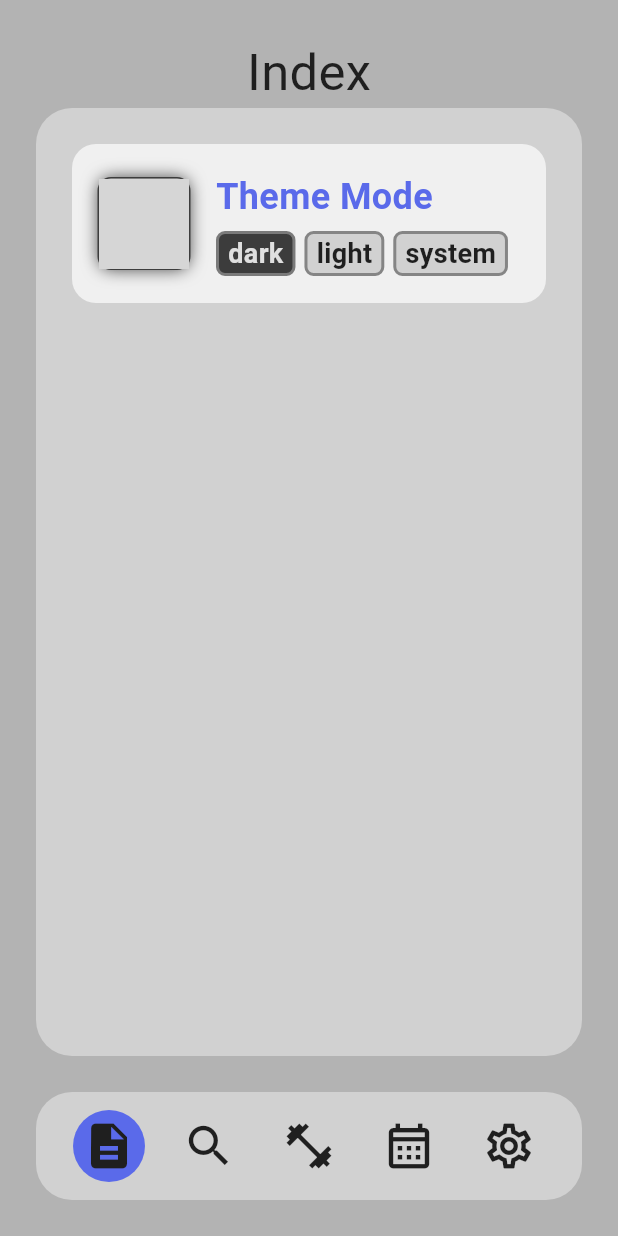
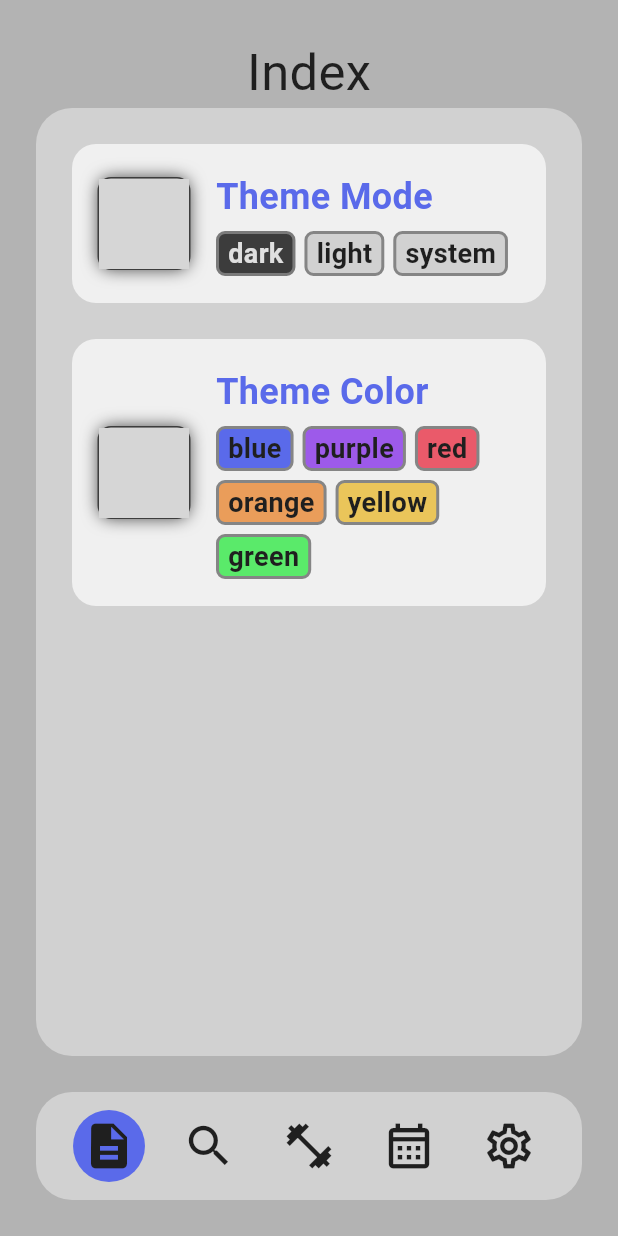
Before and after one commit to BanBanh/fit-flow, a Flutter app: the screen it shows after launch, on a phone screen of 412 x 824 dp. Run offline on Flutter 3.47's test engine with Material 3 defaults, Android fonts, the phone set to English and light mode, and no system bars; our stand-ins replace firebase_auth, firebase_core, firebase_database, hive, hive_flutter; accounts and stored records are empty; grey boxes are pictures that could not be loaded.

Commit message:
Improves theme customization options
Adds the ability to change the primary theme color.

The user can now select from a range of predefined colors (blue, purple, red, orange, yellow, green) for a more personalized experience.
This commit also refactors theme handling logic and removes an unused setter.

```diff
--- a/lib/data/model/user_preferences.dart
+++ b/lib/data/model/user_preferences.dart
@@ -43,10 +43,6 @@ class UserPreferences {
     return _box.get(_darkModeKey, defaultValue: false);
   }
 
-  static set darkMode(bool value) {
-    _box.put(_darkModeKey, value);
-  }
-
   // Clear all preferences
   static void clear() {
     _box.clear();
--- a/lib/logic/logic.dart
+++ b/lib/logic/logic.dart
@@ -82,5 +82,59 @@ void handleThemeChange(String color, BuildContext context) {
           screenCertainColorNotifier.value = Colors.transparent;
         });
       }
+    case 'blue':
+      if (UserPreferences.primaryColor != 'blue') {
+        screenCertainColorNotifier.value = MyDecor(false).blue;
+        timer = Timer(Duration(milliseconds: 750), () {
+          UserPreferences.primaryColor = 'blue';
+          refreshNotifier.value = !refreshNotifier.value;
+          screenCertainColorNotifier.value = Colors.transparent;
+        });
+      }
+    case 'purple':
+      if (UserPreferences.primaryColor != 'purple') {
+        screenCertainColorNotifier.value = MyDecor(false).purple;
+        timer = Timer(Duration(milliseconds: 750), () {
+          UserPreferences.primaryColor = 'purple';
+          refreshNotifier.value = !refreshNotifier.value;
+          screenCertainColorNotifier.value = Colors.transparent;
+        });
+      }
+    case 'red':
+      if (UserPreferences.primaryColor != 'red') {
+        screenCertainColorNotifier.value = MyDecor(false).red;
+        timer = Timer(Duration(milliseconds: 750), () {
+          UserPreferences.primaryColor = 'red';
+          refreshNotifier.value = !refreshNotifier.value;
+          screenCertainColorNotifier.value = Colors.transparent;
+        });
+      }
+    case 'orange':
+      if (UserPreferences.primaryColor != 'orange') {
+        screenCertainColorNotifier.value = MyDecor(false).orange;
+        timer = Timer(Duration(milliseconds: 750), () {
+          UserPreferences.primaryColor = 'orange';
+          refreshNotifier.value = !refreshNotifier.value;
+          screenCertainColorNotifier.value = Colors.transparent;
+        });
+      }
+    case 'yellow':
+      if (UserPreferences.primaryColor != 'yellow') {
+        screenCertainColorNotifier.value = MyDecor(false).yellow;
+        timer = Timer(Duration(milliseconds: 750), () {
+          UserPreferences.primaryColor = 'yellow';
+          refreshNotifier.value = !refreshNotifier.value;
+          screenCertainColorNotifier.value = Colors.transparent;
+        });
+      }
+    case 'green':
+      if (UserPreferences.primaryColor != 'green') {
+        screenCertainColorNotifier.value = MyDecor(false).green;
+        timer = Timer(Duration(milliseconds: 750), () {
+          UserPreferences.primaryColor = 'green';
+          refreshNotifier.value = !refreshNotifier.value;
+          screenCertainColorNotifier.value = Colors.transparent;
+        });
+      }
   }
 }
--- a/lib/screens/page/setting_page.dart
+++ b/lib/screens/page/setting_page.dart
@@ -1,6 +1,4 @@
-import 'package:fit_flow/data/model/user_preferences.dart';
 import 'package:fit_flow/data/my_decor.dart';
-import 'package:fit_flow/data/notifier.dart';
 import 'package:fit_flow/logic/logic.dart';
 import 'package:fit_flow/widgets/custom_list_item.dart';
 import 'package:flutter/material.dart';
@@ -40,17 +38,49 @@ class _SettingPageState extends State<SettingPage> {
             widgets: [
               GestureDetector(
                 onTap: () => handleThemeChange('dark', context),
-                child: CListItemItem(text: 'dark', color: 'dark'),
+                child: CListItemItem(
+                  text: 'dark',
+                  bgColor: 'dark',
+                  borderColor: 'dark',
+                  textColor: 'dark',
+                ),
               ),
               GestureDetector(
                 onTap: () => handleThemeChange('light', context),
-                child: CListItemItem(text: 'light', color: 'light'),
+                child: CListItemItem(
+                  text: 'light',
+                  bgColor: 'light',
+                  borderColor: 'light',
+                  textColor: 'light',
+                ),
               ),
               GestureDetector(
                 onTap: () => handleThemeChange('system', context),
-                child: CListItemItem(text: 'system', color: 'system'),
+                child: CListItemItem(
+                  text: 'system',
+                  bgColor: 'system',
+                  borderColor: 'system',
+                  textColor: 'system',
+                ),
               ),
             ],
+          ),
+          CListItem(
+            imgPath: 'assets/images/settings/1.png',
+            title: 'Theme Color',
+            widgets: ['blue', 'purple', 'red', 'orange', 'yellow', 'green']
+                .map(
+                  (e) => GestureDetector(
+                    onTap: () => handleThemeChange(e, context),
+                    child: CListItemItem(
+                      text: e,
+                      textColor: 'light',
+                      borderColor: 'light',
+                      bgColor: e,
+                    ),
+                  ),
+                )
+                .toList(),
           ),
         ],
       ),
--- a/lib/widgets/custom_list_item.dart
+++ b/lib/widgets/custom_list_item.dart
@@ -10,9 +10,11 @@ class CListItem extends StatelessWidget {
     this.imgPath = '',
     this.title = '',
     this.widgets,
+    this.imgColor,
   });
 
   final String imgPath;
+  final Color? imgColor;
   final String title;
   final List<Widget>? widgets;
   @override
@@ -71,7 +73,7 @@ class CListItem extends StatelessWidget {
                 child: Image.asset(
                   imgPath,
                   fit: BoxFit.contain,
-                  color: MyDecor(isDarkMode).text,
+                  color: imgColor ?? MyDecor(isDarkMode).text,
                   errorBuilder: (context, error, stackTrace) {
                     return Center(
                       child: Text(
@@ -117,8 +119,16 @@ class CListItem extends StatelessWidget {
 }
 
 class CListItemItem extends StatelessWidget {
-  const CListItemItem({super.key, this.color = '', this.text = ''});
-  final String color;
+  const CListItemItem({
+    super.key,
+    this.bgColor = '',
+    this.textColor = '',
+    this.borderColor = '',
+    this.text = '',
+  });
+  final String bgColor;
+  final String textColor;
+  final String borderColor;
   final String text;
   @override
   Widget build(BuildContext context) {
@@ -126,26 +136,49 @@ class CListItemItem extends StatelessWidget {
     Color bgC = MyDecor(isDarkMode).bg;
     Color borderC = MyDecor(isDarkMode).border;
     Color textC = MyDecor(isDarkMode).text;
-    switch (color) {
+    switch (textColor) {
       case 'dark':
         {
-          bgC = MyDecor(true).bg;
-          borderC = MyDecor(true).border;
           textC = MyDecor(true).text;
         }
       case 'light':
         {
-          bgC = MyDecor(false).bg;
-          borderC = MyDecor(false).border;
           textC = MyDecor(false).text;
         }
       case 'system':
         {
           final bool platformBrightness =
               MediaQuery.of(context).platformBrightness == Brightness.dark;
+          textC = MyDecor(platformBrightness).text;
+        }
+      case 'blue':
+        textC = MyDecor(isDarkMode).blue;
+      case 'purple':
+        textC = MyDecor(isDarkMode).purple;
+      case 'red':
+        textC = MyDecor(isDarkMode).red;
+      case 'orange':
+        textC = MyDecor(isDarkMode).orange;
+      case 'yellow':
+        textC = MyDecor(isDarkMode).yellow;
+      case 'green':
+        textC = MyDecor(isDarkMode).green;
+      default:
+    }
+    switch (bgColor) {
+      case 'dark':
+        {
+          bgC = MyDecor(true).bg;
+        }
+      case 'light':
+        {
+          bgC = MyDecor(false).bg;
+        }
+      case 'system':
+        {
+          final bool platformBrightness =
+              MediaQuery.of(context).platformBrightness == Brightness.dark;
           bgC = MyDecor(platformBrightness).bg;
-          borderC = MyDecor(platformBrightness).border;
-          textC = MyDecor(platformBrightness).text;
         }
       case 'blue':
         bgC = MyDecor(isDarkMode).blue;
@@ -161,6 +194,36 @@ class CListItemItem extends StatelessWidget {
         bgC = MyDecor(isDarkMode).green;
       default:
     }
+    switch (borderColor) {
+      case 'dark':
+        {
+          borderC = MyDecor(true).border;
+        }
+      case 'light':
+        {
+          borderC = MyDecor(false).border;
+        }
+      case 'system':
+        {
+          final bool platformBrightness =
+              MediaQuery.of(context).platformBrightness == Brightness.dark;
+          borderC = MyDecor(platformBrightness).border;
+        }
+      case 'blue':
+        borderC = MyDecor(isDarkMode).blue;
+      case 'purple':
+        borderC = MyDecor(isDarkMode).purple;
+      case 'red':
+        borderC = MyDecor(isDarkMode).red;
+      case 'orange':
+        borderC = MyDecor(isDarkMode).orange;
+      case 'yellow':
+        borderC = MyDecor(isDarkMode).yellow;
+      case 'green':
+        borderC = MyDecor(isDarkMode).green;
+      default:
+    }
+
     return Container(
       padding: EdgeInsets.symmetric(horizontal: 6),
       decoration: BoxDecoration(
```
